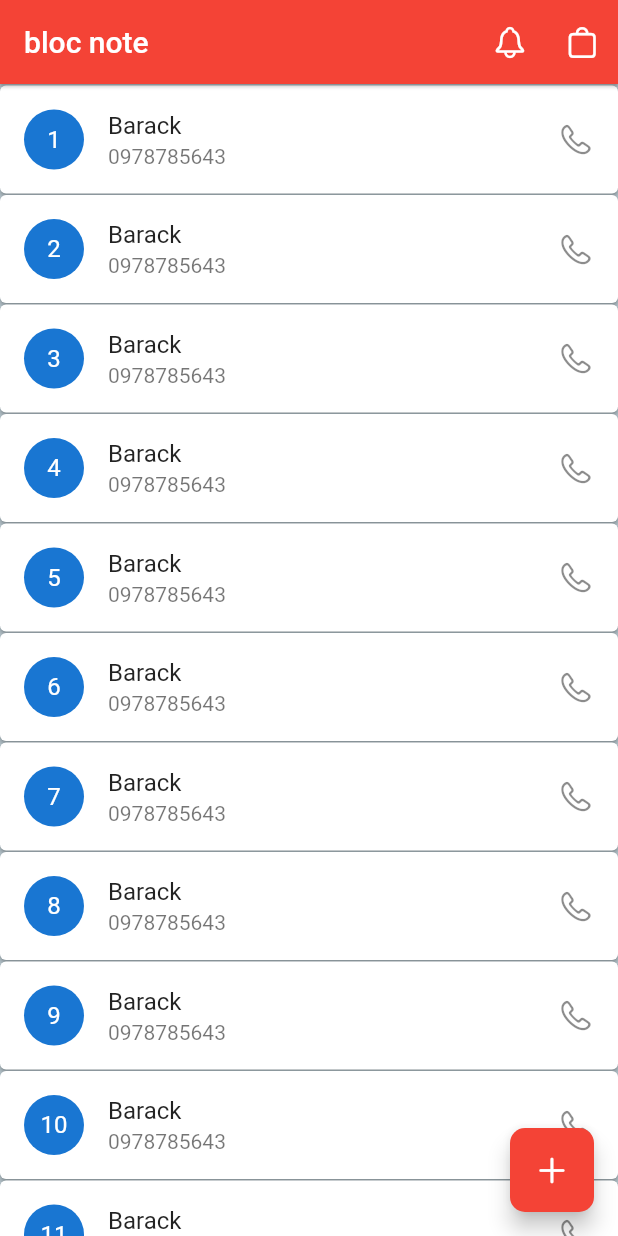
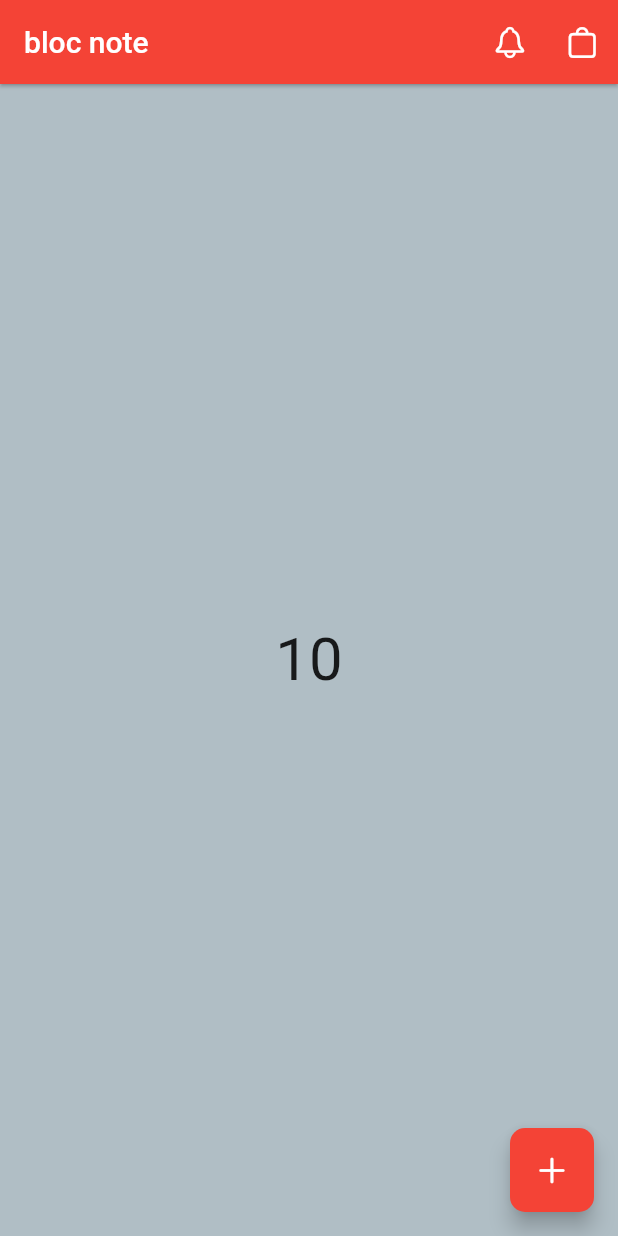
Before and after one commit to leenorshn/bloc_note, a Flutter app: the screen it shows after launch, on a phone screen of 412 x 824 dp. Run offline on Flutter 3.47's test engine with Material 2 defaults, Android fonts, the phone set to English and light mode, and no system bars.

Commit message:
done with day 2

```diff
--- a/lib/main.dart
+++ b/lib/main.dart
@@ -12,7 +12,7 @@ class MyApp extends StatelessWidget {
   @override
   Widget build(BuildContext context) {
     return MaterialApp(
-      home: MainScreen(),
+      home: const MainScreen(),
       debugShowCheckedModeBanner: false,
       theme: ThemeData(
         primaryColor: Colors.red,
--- a/lib/main_screen.dart
+++ b/lib/main_screen.dart
@@ -9,6 +9,24 @@ class MainScreen extends StatefulWidget {
 }
 
 class _MainScreenState extends State<MainScreen> {
+  late int _p;
+
+  @override
+  void initState() {
+    _p = 10;
+    super.initState();
+  }
+
+  @override
+  void didUpdateWidget(covariant MainScreen oldWidget) {
+    super.didUpdateWidget(oldWidget);
+  }
+
+  @override
+  void dispose() {
+    super.dispose();
+  }
+
   @override
   Widget build(BuildContext context) {
     return Scaffold(
@@ -26,21 +44,28 @@ class _MainScreenState extends State<MainScreen> {
           ),
         ],
       ),
-      body: ListView.builder(
-        itemBuilder: (context, index) {
-          return Card(
-            margin: EdgeInsets.only(top: 1),
-            child: ListTile(
-              title: const Text("Barack"),
-              subtitle: const Text("0978785643"),
-              trailing: const Icon(CupertinoIcons.phone),
-              leading: CircleAvatar(
-                child: Text("${index + 1}"),
-              ),
-            ),
-          );
-        },
+
+      body: Center(
+        child: Text(
+          "$_p",
+          style: TextStyle(fontSize: 40),
+        ),
       ),
+      // body: ListView.builder(
+      //   itemBuilder: (context, index) {
+      //     return Card(
+      //       margin: EdgeInsets.only(top: 1),
+      //       child: ListTile(
+      //         title: const Text("Barack"),
+      //         subtitle: const Text("0978785643"),
+      //         trailing: const Icon(CupertinoIcons.phone),
+      //         leading: CircleAvatar(
+      //           child: Text("${index + 1}"),
+      //         ),
+      //       ),
+      //     );
+      //   },
+      // ),
       /*body: Container(
         padding: EdgeInsets.all(32),
         margin: EdgeInsets.all(56),
@@ -58,7 +83,9 @@ class _MainScreenState extends State<MainScreen> {
       // ),
       floatingActionButton: FloatingActionButton(
         onPressed: () {
-          print("Bonjour Ir Alfred");
+          setState(() {
+            _p = _p + 20;
+          });
         },
         child: const Icon(CupertinoIcons.add),
       ),
```
Also changed, not shown: lib/test_note.dart (added, +35 -0 lines).
